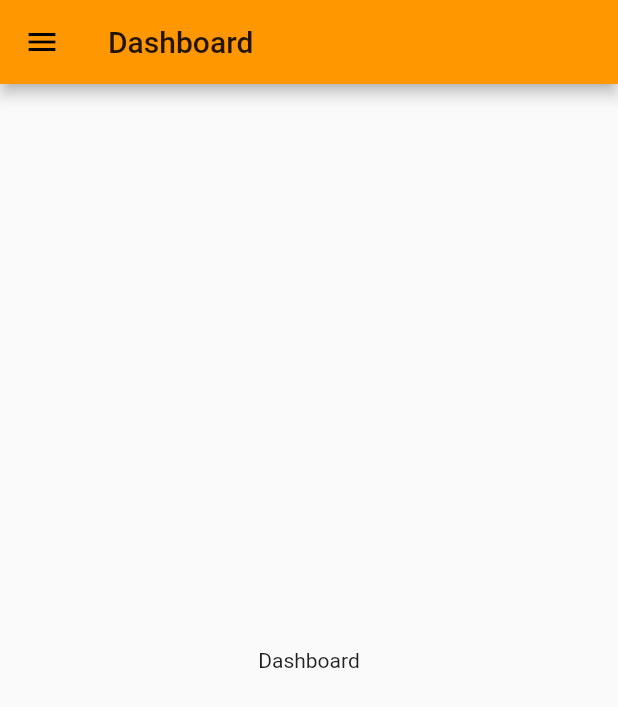
After one commit to LoloziAnas/smart-track-fultter, a Flutter app: the DashboardPage screen opened directly, on a phone screen of 412 x 824 dp. The commit adds this screen. Shown: the top 707 px of the screen. Run offline on Flutter 3.47's test engine with Material 2 defaults, Android fonts, the phone set to English and light mode, and no system bars.

Commit message:
adding pages and routes :tada:

```diff
--- a/lib/login/login.dart
+++ b/lib/login/login.dart
@@ -21,7 +21,7 @@ class _LoginState extends State<Login> {
   Widget build(BuildContext context) {
     return Scaffold(
       backgroundColor: Colors.white,
-      body: Container(
+      body: SingleChildScrollView(
 
         child: Column(
           children: <Widget>[
--- /dev/null
+++ b/lib/pages/dashboard_page.dart
@@ -0,0 +1,18 @@
+import 'package:flutter/material.dart';
+import 'package:smart_track_app/widgets/app_drawer.dart';
+
+class DashboardPage extends StatelessWidget {
+  static const String routeName = '/dashboard';
+  @override
+  Widget build(BuildContext context) {
+    return Scaffold(
+      appBar: AppBar(
+        title: Text('Dashboard'),
+      ),
+      drawer: AppDrawer(),
+      body: Center(
+        child: Text('Dashboard'),
+      ),
+    );
+  }
+}
--- a/lib/routes/routes.dart
+++ b/lib/routes/routes.dart
@@ -1,3 +1,7 @@
+import 'package:smart_track_app/pages/dashboard_page.dart';
+import 'package:smart_track_app/pages/position_page.dart';
+
 class Routes{
-
+  static const String contacts = DashboardPage.routeName;
+  static const String positions = PositionPage.routeName;
 }
--- a/lib/widgets/app_drawer.dart
+++ b/lib/widgets/app_drawer.dart
@@ -1,4 +1,5 @@
 import 'package:flutter/material.dart';
+import 'package:smart_track_app/routes/routes.dart';
 
 class AppDrawer extends StatelessWidget {
   @override
@@ -9,7 +10,7 @@ class AppDrawer extends StatelessWidget {
         children: <Widget>[
           _createHeader(),
           _createDrawerItem(icon: Icons.home, text: 'Contacts'),
-          _createDrawerItem(icon: Icons.card_travel, text: 'Position'),
+          _createDrawerItem(icon: Icons.card_travel, text: 'Position',),
           _createDrawerItem(icon: Icons.history, text: 'History'),
           _createDrawerItem(icon: Icons.cake_sharp, text: 'Commands'),
           _createDrawerItem(icon: Icons.now_wallpaper, text: 'Authors'),
@@ -28,6 +29,9 @@ class AppDrawer extends StatelessWidget {
     );
   }
 
+  navigateTo(context, routeName){
+    return Navigator.pushReplacementNamed(context, routeName);
+  }
   Widget _createHeader() {
     return DrawerHeader(
         margin: EdgeInsets.zero,
```
Also changed, not shown: lib/pages/command_page.dart (added, +18 -0 lines), lib/pages/history_page.dart (added, +18 -0 lines), lib/pages/position_page.dart (added, +18 -0 lines).
